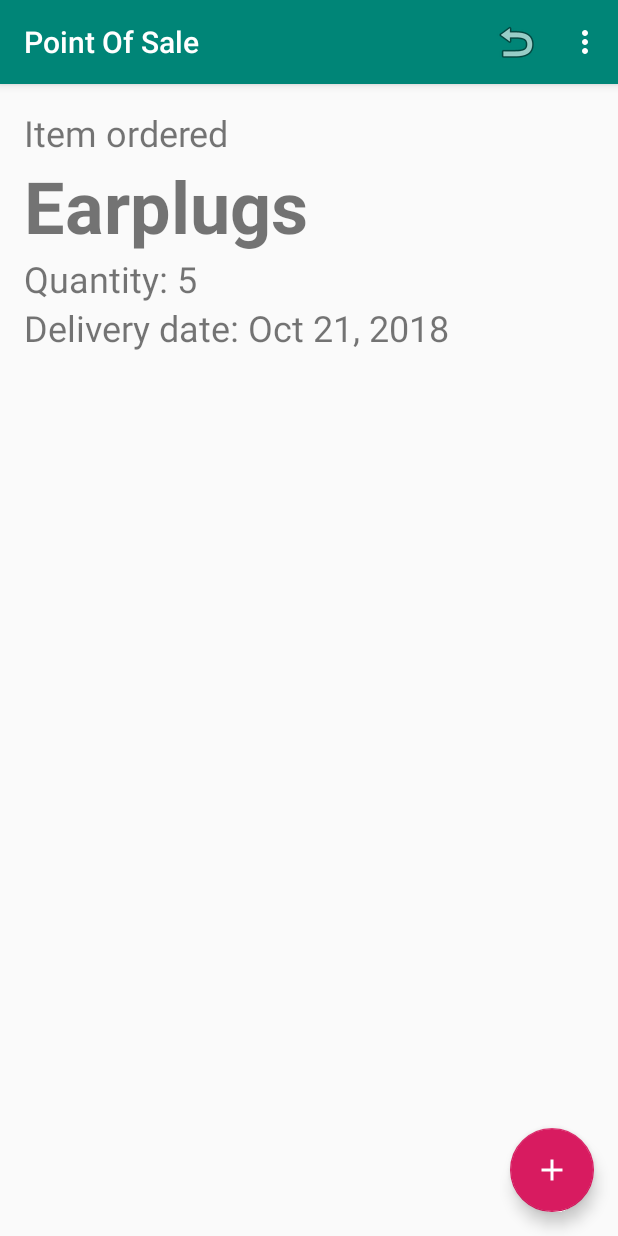
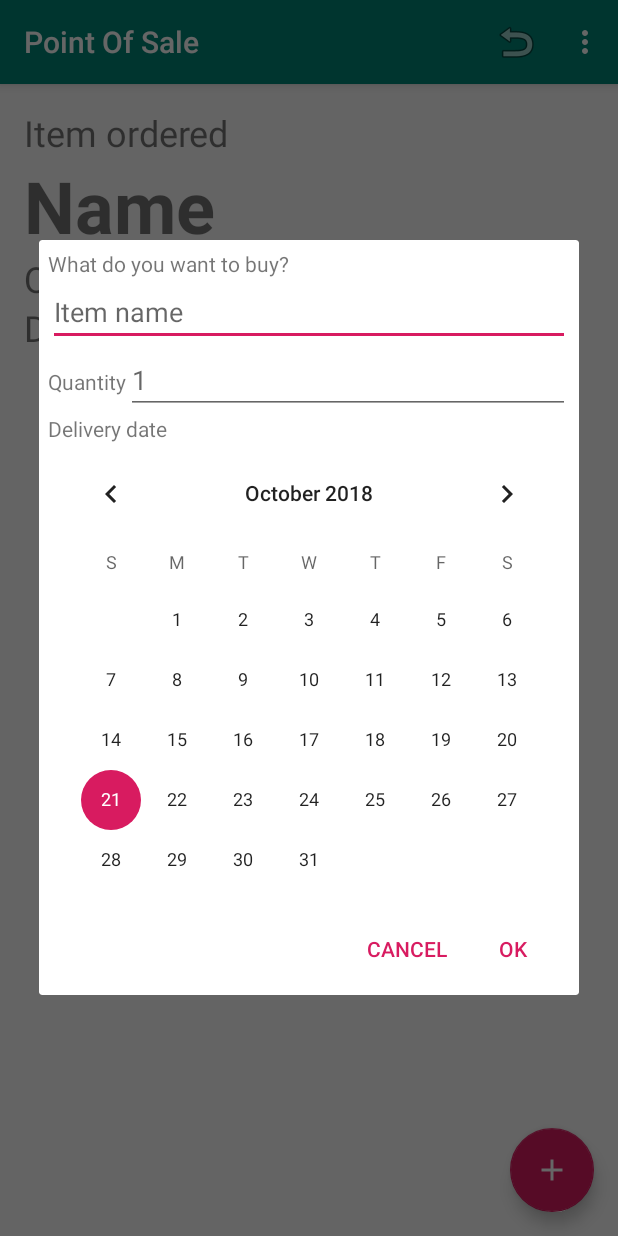
Before and after one commit to EmerKO/PointOfSale, an Android app: the screen it shows after launch (MainActivity), after a tap on an icon or button, on a phone screen of 412 x 824 dp. Run offline under Robolectric (Android 15) with nearby library versions, the phone set to English and light mode, and no system bars.

Commit message:
ui complete, non func, add dialog

```diff
--- a/app/src/main/java/ie/ul/emerkennedyozdemir/pointofsale/MainActivity.java
+++ b/app/src/main/java/ie/ul/emerkennedyozdemir/pointofsale/MainActivity.java
@@ -1,10 +1,12 @@
 package ie.ul.emerkennedyozdemir.pointofsale;
 
+import android.content.DialogInterface;
 import android.content.Intent;
 import android.os.Bundle;
 import android.provider.Settings;
 import android.support.design.widget.FloatingActionButton;
 import android.support.design.widget.Snackbar;
+import android.support.v7.app.AlertDialog;
 import android.support.v7.app.AppCompatActivity;
 import android.support.v7.widget.Toolbar;
 import android.view.View;
@@ -37,12 +39,31 @@ public class MainActivity extends AppCompatActivity {
         fab.setOnClickListener(new View.OnClickListener() {
             @Override
             public void onClick(View view) {
-               //for now just practise showing anitem on the screen
-               mCurrentItem = Item.getDefaultItem();
-               showCurrentItem();
+                addItem();
+            }
+        });
+    }
+
+    private void addItem() {
+        AlertDialog.Builder builder = new AlertDialog.Builder(this);
+        //simple dialog
+        //builder.setTitle("");
+        //builder.setMessage("");
+        //builder.setPositiveButton("OK", null);
+        //builder.setTitle(ie.ul.emerkennedyozdemir.pointofsale.R.string.add_item)
+        View view = getLayoutInflater().inflate(R.layout.dialog_add, null, false);
+        builder.setView(view);
+
+        builder.setPositiveButton(android.R.string.ok, new DialogInterface.OnClickListener() {
+            @Override
+            public void onClick(DialogInterface dialog, int which) {
 
             }
         });
+        builder.setNegativeButton(android.R.string.cancel, null);
+
+        builder.create().show();
+
     }
 
     private void showCurrentItem() {
--- /dev/null
+++ b/app/src/main/res/layout/dialog_add.xml
@@ -0,0 +1,42 @@
+<?xml version="1.0" encoding="utf-8"?>
+<LinearLayout xmlns:android="http://schemas.android.com/apk/res/android"
+    android:padding="6dp"
+    android:layout_width="match_parent"
+    android:layout_height="match_parent"
+    android:orientation="vertical">
+    <TextView
+        android:layout_width="match_parent"
+        android:layout_height="wrap_content"
+        android:text="What do you want to buy?" />
+    <EditText
+        android:id="@+id/edit_name"
+        android:layout_width="match_parent"
+        android:layout_height="wrap_content"
+        android:hint="Item name"
+        android:inputType="textCapSentences" />
+    <LinearLayout
+        android:layout_width="match_parent"
+        android:layout_height="wrap_content"
+        android:orientation="horizontal">
+        <TextView
+            android:layout_width="wrap_content"
+            android:layout_height="wrap_content"
+            android:text="@string/quantity_start" />
+        <EditText
+            android:id="@+id/edit_quantity"
+            android:layout_width="match_parent"
+            android:layout_height="wrap_content"
+            android:hint="1"
+            android:inputType="number" />
+    </LinearLayout>
+    <TextView
+        android:layout_width="match_parent"
+        android:layout_height="wrap_content"
+        android:text="Delivery date" />
+    <CalendarView
+        android:id="@+id/calendar_view"
+        android:layout_width="match_parent"
+        android:layout_height="300dp"
+        android:showWeekNumber="false"
+        />
+</LinearLayout>
--- a/app/src/main/res/values/strings.xml
+++ b/app/src/main/res/values/strings.xml
@@ -12,4 +12,5 @@
     <string name="remove">Remove</string>
     <string name="confirmation_dialog_message">Are you sure you want to remove all items?</string>
     <string name="edit">Edit</string>
+    <string name="add_item">Add an item</string>
 </resources>
```
